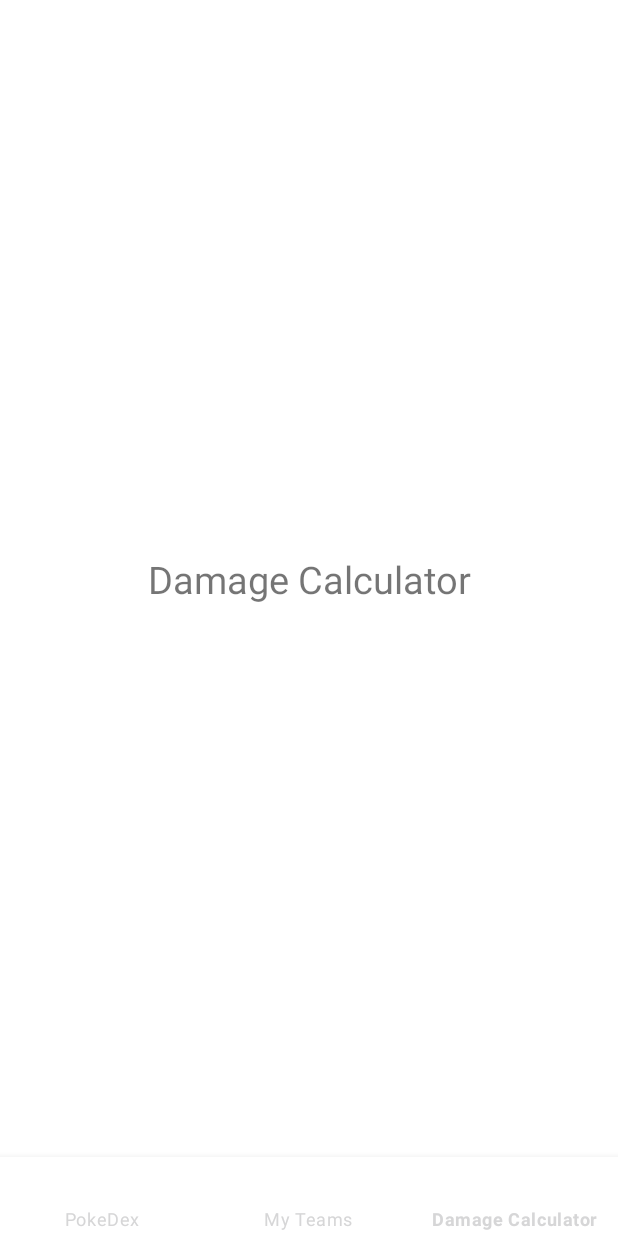
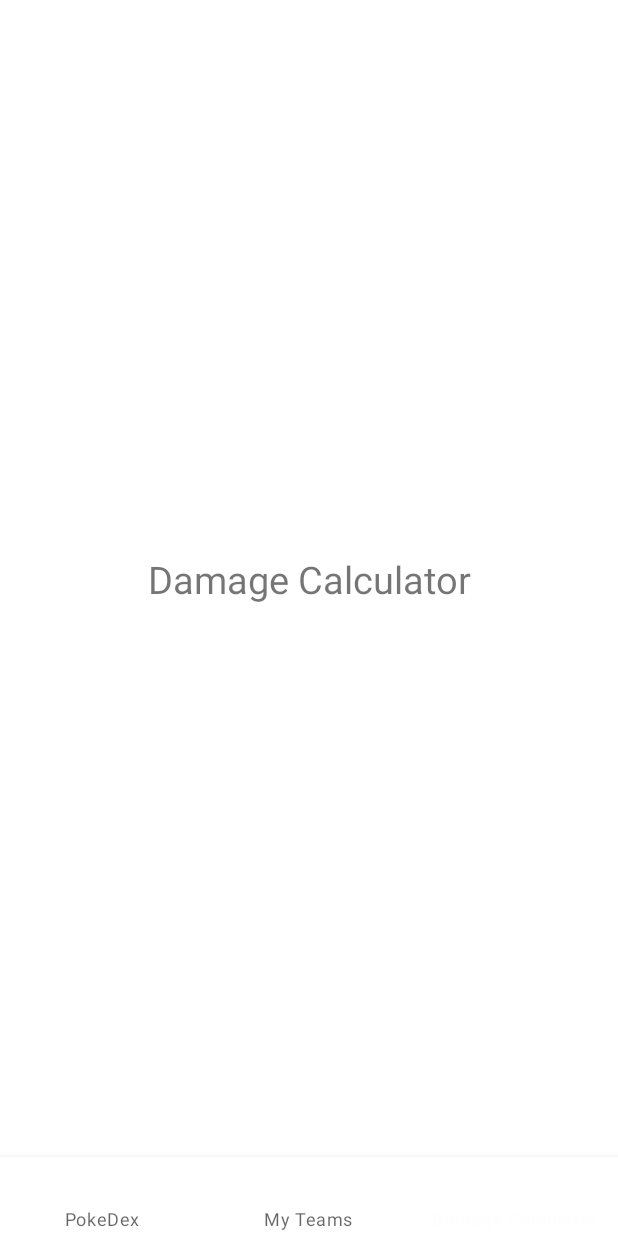
Before and after one commit to liang799/Pokemon-Teams-Java, an Android app: the screen it shows after launch (MainActivity), item 3 of the bottom bar chosen, on a phone screen of 412 x 824 dp. Run offline under Robolectric (Android 15) with nearby library versions, the phone set to English and light mode, and no system bars.

Commit message:
Removed Problematic colors

```diff
--- a/app/src/main/res/layout/activity_main.xml
+++ b/app/src/main/res/layout/activity_main.xml
@@ -19,8 +19,6 @@
         android:layout_marginBottom="-3dp"
         app:menu="@menu/bottom_nav_menu"
         android:background="?android:attr/windowBackground"
-        app:itemIconTint="@color/purple_200"
-        app:itemTextColor="@color/purple_200"
         android:id="@+id/botttom_navigation"/>
 
 
--- a/app/src/main/res/values/colors.xml
+++ b/app/src/main/res/values/colors.xml
@@ -7,4 +7,7 @@
     <color name="White_2">#F8F9FB</color>
     <color name="White_3">#F5F5F5</color>
     <color name="White_4">#F0EEEE</color>
+
+    <color name="colorPrimary">@color/White_1</color>
+    <color name="colorPrimaryDark">@color/White_1</color>
 </resources>
```
